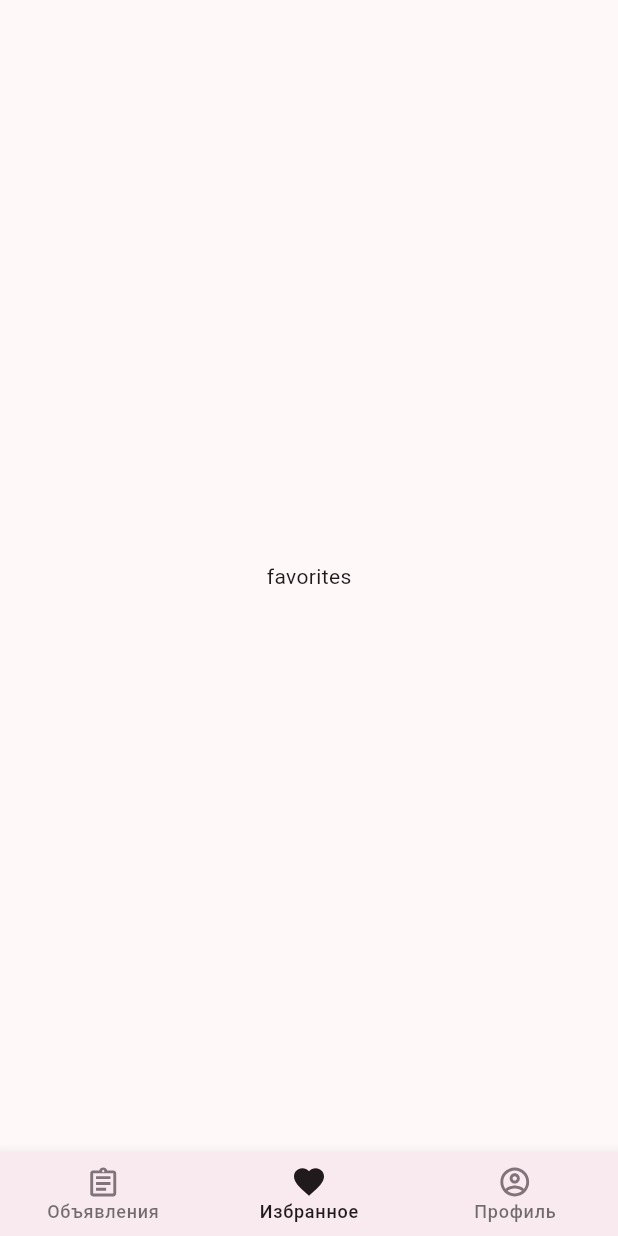
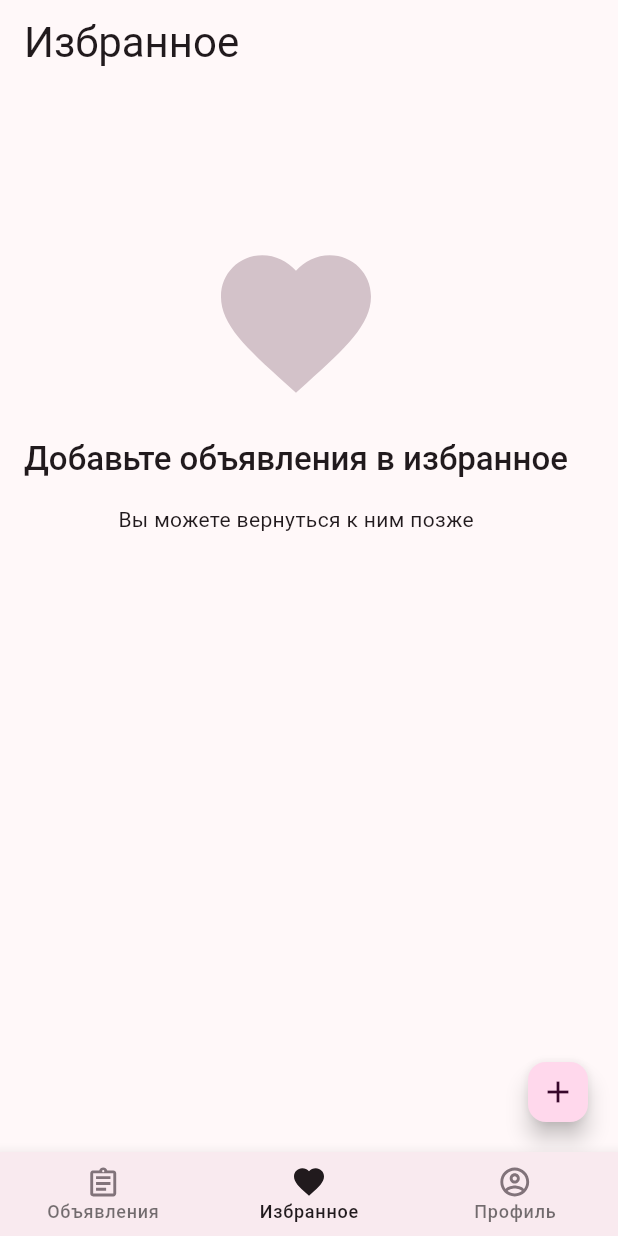
Before and after one commit to St1chaKooky/buy_and_dot, a Flutter app: the FavoritesScreen screen opened by its route, on a phone screen of 412 x 824 dp. Run offline on Flutter 3.47's test engine with Material 3 defaults, Android fonts, the phone set to English and light mode, and no system bars; our stand-ins replace bloc, flutter_bloc, flutter_svg, get_it, go_router, like_button and 1 more; generated files the repository leaves out were written again; Roboto replaces fonts that are missing (Roboto-Medium, Roboto-Regular).

Commit message:
add adv favorite, edit last errors

```diff
--- a/lib/core/domain/intl/l10n/intl_en.arb
+++ b/lib/core/domain/intl/l10n/intl_en.arb
@@ -38,7 +38,9 @@
     "from" : "From",
     "before" : "Before",
     "notHaveAnyAds":"You don't have any ads yet",
-    "notHaveAnyAdsText": "Don't miss the opportunity! Create and publish your ad right now to offer products or services to a wide audience"
+    "notHaveAnyAdsText": "Don't miss the opportunity! Create and publish your ad right now to offer products or services to a wide audience",
+    "addAdsToFav": "Add ads to favorites",
+    "YouCanComeBack":"You can come back to them later"
 
 
 
--- a/lib/core/domain/intl/l10n/intl_ru.arb
+++ b/lib/core/domain/intl/l10n/intl_ru.arb
@@ -38,7 +38,9 @@
     "from" : "От",
     "before" : "До",
     "notHaveAnyAds":"У вас пока нет объявлений",
-    "notHaveAnyAdsText": "Не упустите возможность! Создайте и опубликуйте своё объявление прямо сейчас, чтобы предложить товары или услуги широкой аудитории"
+    "notHaveAnyAdsText": "Не упустите возможность! Создайте и опубликуйте своё объявление прямо сейчас, чтобы предложить товары или услуги широкой аудитории",
+    "addAdsToFav": "Добавьте объявления в избранное",
+    "YouCanComeBack":"Вы можете вернуться к ним позже"
 
 
 }
--- a/lib/core/domain/router/router.dart
+++ b/lib/core/domain/router/router.dart
@@ -1,10 +1,10 @@
 import 'package:buy_and_dot/core/domain/container/app_container.dart';
 import 'package:buy_and_dot/feature/account/presentation/account_screen.dart';
-import 'package:buy_and_dot/feature/advertisement/presentation/page/advertisement_list_view_model.dart';
 import 'package:buy_and_dot/feature/advertisement/presentation/page/advertisement_screen.dart';
-import 'package:buy_and_dot/feature/advertisement_details/presentation/page/advertisement_details_screen.dart';
+import 'package:buy_and_dot/feature/advertisement/presentation/page/all_advertisement/advertisement_list_view_model.dart';
 import 'package:buy_and_dot/feature/auth/presentation/auth_screen.dart';
 import 'package:buy_and_dot/feature/auth/presentation/auth_view_model.dart';
+import 'package:buy_and_dot/feature/favorites/presentation/favorite_view_model.dart';
 import 'package:buy_and_dot/feature/favorites/presentation/favorites_screen.dart';
 import 'package:buy_and_dot/feature/forgot_password/presentation/enter_code/enter_code_screen.dart';
 import 'package:buy_and_dot/feature/forgot_password/presentation/enter_code/enter_code_view_model.dart';
@@ -43,7 +43,7 @@ abstract class RouteList {
 
   static const _advertisementDetailsPath = 'advertisement-details';
   static const advertisementDetails =
-      '$favorite/$_advertisementDetailsPath/:advertisementListItem/:isMineAdvertisement';
+      '$favorite/$_advertisementDetailsPath/:id';
 }
 
 // GoRouter configuration
@@ -74,22 +74,23 @@ final router = GoRouter(
           routes: <RouteBase>[
             GoRoute(
                 path: RouteList.favorite,
-                builder: (context, state) => const FavoritesScreen(),
+                builder: (context, state) => FavoritesScreen(
+                      viewModel: FavoriteListViewModel(
+                        advertisementRepository: AppContainer()
+                            .repositoryScope
+                            .advertisementRepository,
+                      ),
+                    ),
                 routes: [
                   // GoRoute(
-                  //   path: RouteList.advertisementDetails,
-                  //   builder: (context, state){
-                  //     final advertisementListItem = state.pathParameters['advertisementListItem'];
-                  //     final isMineAdvertisement = state.pathParameters["isMineAdvertisement"];
+                  //     path: RouteList.advertisementDetails,
+                  //     builder: (context, state) {
+                  //       final id = state.pathParameters['id'];
 
-                  //     return AdvertisementDetailsScreen(
-                  //     advertisementListItem:
-                  //         advertisementListItem,
-                  //     isMineAdvertisement:
-                  //         isMineAdvertisement,
-                  //   ),
-                  //   }
-                  // ),
+                  //       return AdvertisementDetailsScreen(
+                  //         id: id!,
+                  //       );
+                  //     }),
                 ]),
           ],
         ),
--- a/lib/core/presentation/widget/app_bar/main_app_bar.dart
+++ b/lib/core/presentation/widget/app_bar/main_app_bar.dart
@@ -1,7 +1,7 @@
 import 'package:buy_and_dot/core/domain/intl/generated/l10n.dart';
 import 'package:buy_and_dot/core/presentation/widget/field/app_bar_text_field.dart';
 import 'package:buy_and_dot/core/presentation/widget/icon_button/standard_icon_button.dart';
-import 'package:buy_and_dot/feature/filter/presentation/page/main_bottom_sheet.dart';
+import 'package:buy_and_dot/feature/main_filter/presentation/page/main_bottom_sheet.dart';
 import 'package:buy_and_dot/theme/collections/color_collection.dart/color_manager.dart';
 import 'package:buy_and_dot/theme/collections/svg_collection/svg_collection.dart';
 import 'package:flutter/material.dart';
@@ -18,8 +18,7 @@ class MainAppBar extends AppBar {
     this.isMainScreen = true,
     required BuildContext context,
   }) : super(
-            // toolbarHeight: 70,
-            bottom: TabBar(
+            bottom: isMainScreen ? TabBar(
               dividerColor: ColorCollection.surfaceContainer,
               unselectedLabelColor: ColorCollection.onSurfaceVar,
               labelColor: ColorCollection.primary,
@@ -33,13 +32,13 @@ class MainAppBar extends AppBar {
                   text: S.of(context).my,
                 ),
               ],
-            ),
+            ) : null,
             title: MyTextField(
               onPressed: onPressedIcon,
               isMainScreen: isMainScreen,
               textEditingController: textEditingController,
             ),
-            automaticallyImplyLeading: true,
+            automaticallyImplyLeading: false,
             actions: [
               MyStandardIconButton(
                 backgroundColor: ColorCollection.surfaceContainerHight,
--- a/lib/feature/advertisement/data/repository/advertisement_mocked_repository.dart
+++ b/lib/feature/advertisement/data/repository/advertisement_mocked_repository.dart
@@ -4,7 +4,7 @@ import 'package:buy_and_dot/feature/advertisement/domain/entity/advertisement_cr
 import 'package:buy_and_dot/feature/advertisement/domain/entity/advertisement_list_filter.dart';
 import 'package:buy_and_dot/feature/advertisement/domain/entity/advertisement_list_item.dart';
 import 'package:buy_and_dot/feature/advertisement/domain/repository/advertisement_repository.dart';
-import 'package:buy_and_dot/feature/filter/domain/entity/locality.dart';
+import 'package:buy_and_dot/feature/main_filter/domain/entity/locality.dart';
 
 class AdvertisementMockedRepository implements AdvertisementRepository {
   final _mockedAdvList = List<AdvertisementListItem>.generate(
--- a/lib/feature/advertisement/domain/entity/advertisement_creation_item.dart
+++ b/lib/feature/advertisement/domain/entity/advertisement_creation_item.dart
@@ -1,4 +1,4 @@
-import 'package:buy_and_dot/feature/filter/domain/entity/locality.dart';
+import 'package:buy_and_dot/feature/main_filter/domain/entity/locality.dart';
 
 class AdvertisementCreationEntity {
   final String title;
--- a/lib/feature/advertisement/domain/entity/advertisement_list_filter.dart
+++ b/lib/feature/advertisement/domain/entity/advertisement_list_filter.dart
@@ -1,4 +1,4 @@
-import 'package:buy_and_dot/feature/filter/domain/entity/locality.dart';
+import 'package:buy_and_dot/feature/main_filter/domain/entity/locality.dart';
 
 class AdvertisementListFilter {
   final List<Locality> availableLocalityList;
--- a/lib/feature/advertisement/domain/entity/advertisement_list_item.dart
+++ b/lib/feature/advertisement/domain/entity/advertisement_list_item.dart
@@ -1,4 +1,4 @@
-import 'package:buy_and_dot/feature/filter/domain/entity/locality.dart';
+import 'package:buy_and_dot/feature/main_filter/domain/entity/locality.dart';
 
 class AdvertisementListItem {
   final String id;
--- a/lib/feature/advertisement/presentation/page/advertisement_screen.dart
+++ b/lib/feature/advertisement/presentation/page/advertisement_screen.dart
@@ -1,7 +1,7 @@
 import 'package:buy_and_dot/core/presentation/widget/app_bar/main_app_bar.dart';
-import 'package:buy_and_dot/feature/advertisement/presentation/page/advertisement_list_page.dart';
-import 'package:buy_and_dot/feature/advertisement/presentation/page/advertisement_list_view_model.dart';
-import 'package:buy_and_dot/feature/advertisement/presentation/page/my_advertisement_list_page.dart';
+import 'package:buy_and_dot/feature/advertisement/presentation/page/all_advertisement/advertisement_list_page.dart';
+import 'package:buy_and_dot/feature/advertisement/presentation/page/all_advertisement/advertisement_list_view_model.dart';
+import 'package:buy_and_dot/feature/advertisement/presentation/page/my_advertisement/my_advertisement_list_page.dart';
 import 'package:buy_and_dot/feature/advertisement/presentation/widget/navigation_drawer_widget.dart';
 
 import 'package:flutter/material.dart';
--- a/lib/feature/advertisement/presentation/page/advertisement_list_page.dart
+++ b/lib/feature/advertisement/presentation/page/all_advertisement/advertisement_list_page.dart
@@ -1,4 +1,4 @@
-import 'package:buy_and_dot/feature/advertisement/presentation/page/advertisement_list_view_model.dart';
+import 'package:buy_and_dot/feature/advertisement/presentation/page/all_advertisement/advertisement_list_view_model.dart';
 import 'package:buy_and_dot/feature/advertisement/presentation/widget/advertisement_list_item_widget.dart';
 import 'package:flutter/material.dart';
 
@@ -29,7 +29,6 @@ class _AdvertisementListPageState extends State<AdvertisementListPage> {
         padding: const EdgeInsets.symmetric(horizontal: 15).copyWith(top: 16),
         itemBuilder: (context, index) => AdvertisementListItemWidget(
           advertisementListItem: _viewModelMain.advertisementList.value[index],
-          isMineAdvertisement: false,
         ),
         separatorBuilder: (context, index) => const SizedBox(height: 8),
         itemCount: _viewModelMain.advertisementList.value.length,
--- a/lib/feature/advertisement/presentation/page/my_advertisement_list_page.dart
+++ b/lib/feature/advertisement/presentation/page/my_advertisement/my_advertisement_list_page.dart
@@ -1,5 +1,5 @@
 import 'package:buy_and_dot/core/domain/intl/generated/l10n.dart';
-import 'package:buy_and_dot/feature/advertisement/presentation/page/advertisement_list_view_model.dart';
+import 'package:buy_and_dot/feature/advertisement/presentation/page/all_advertisement/advertisement_list_view_model.dart';
 import 'package:buy_and_dot/theme/collections/svg_collection/svg_collection.dart';
 import 'package:flutter/material.dart';
 import 'package:flutter_svg/svg.dart';
--- /dev/null
+++ b/lib/feature/favorites/presentation/favorite_view_model.dart
@@ -0,0 +1,39 @@
+import 'package:buy_and_dot/core/domain/use_case_result/use_case_result.dart';
+import 'package:buy_and_dot/feature/advertisement/domain/entity/advertisement_list_filter.dart';
+import 'package:buy_and_dot/feature/advertisement/domain/entity/advertisement_list_item.dart';
+import 'package:buy_and_dot/feature/advertisement/domain/repository/advertisement_repository.dart';
+import 'package:buy_and_dot/feature/advertisement/presentation/page/all_advertisement/advertisement_list_view_model.dart';
+import 'package:flutter/material.dart';
+
+class FavoriteListViewModel implements AdvertisementListViewModel {
+  // так как задание была только верстка, потом создадим уже репу
+  //просто показал что должен прийти другой список
+  final AdvertisementRepository _advertisementRepository;
+
+  final advertisementList = ValueNotifier(<AdvertisementListItem>[]);
+
+  FavoriteListViewModel({
+    required AdvertisementRepository advertisementRepository,
+  }) : _advertisementRepository = advertisementRepository;
+
+  @override
+  Future<void> getAdvPage(final int page) async {
+    final result = await _advertisementRepository.getList(
+      AdvertisementListFilter(
+        availableLocalityList: [],
+        page: page,
+        limit: 10,
+      ),
+    );
+
+    switch (result) {
+      case GoodUseCaseResult<List<AdvertisementListItem>>(:final data):
+        advertisementList.value = [...advertisementList.value, ...data];
+        //  advertisementList.value.addAll(data);
+        break;
+      case BadUseCaseResult<List<AdvertisementListItem>>():
+        advertisementList.value.clear();
+        break;
+    }
+  }
+}
--- a/lib/feature/favorites/presentation/favorites_screen.dart
+++ b/lib/feature/favorites/presentation/favorites_screen.dart
@@ -1,14 +1,79 @@
+import 'package:buy_and_dot/core/domain/intl/generated/l10n.dart';
+import 'package:buy_and_dot/core/presentation/widget/app_bar/main_app_bar.dart';
+import 'package:buy_and_dot/feature/advertisement/presentation/page/all_advertisement/advertisement_list_page.dart';
+import 'package:buy_and_dot/feature/favorites/presentation/favorite_view_model.dart';
+import 'package:buy_and_dot/theme/collections/svg_collection/svg_collection.dart';
 import 'package:flutter/material.dart';
+import 'package:flutter_svg/svg.dart';
 
-class FavoritesScreen extends StatelessWidget {
-  const FavoritesScreen({super.key});
+class FavoritesScreen extends StatefulWidget {
+  final FavoriteListViewModel _viewModel;
+  const FavoritesScreen({super.key, required FavoriteListViewModel viewModel})
+      : _viewModel = viewModel;
+
+  @override
+  State<FavoritesScreen> createState() => _FavoritesScreenState();
+}
+
+class _FavoritesScreenState extends State<FavoritesScreen> {
+  TextEditingController textFieldEditingController = TextEditingController();
+  FavoriteListViewModel get _viewModel => widget._viewModel;
 
   @override
   Widget build(BuildContext context) {
-    return const Scaffold(
-      body: Center(
-        child: Text('favorites'),
-      ),
-    );
+    return _viewModel.advertisementList.value.isNotEmpty
+        ? _isNotEmptyPostsBuilder
+        : _emptyPostsBuilder;
   }
+
+  Widget get _emptyPostsBuilder => Scaffold(
+        appBar: AppBar(
+          title: Text(
+            S.of(context).favorite,
+            style: Theme.of(context).textTheme.headlineMedium,
+          ),
+        ),
+        floatingActionButton: FloatingActionButton.small(
+          child: const Icon(Icons.add),
+          onPressed: () {},
+        ),
+        body: Padding(
+          padding: const EdgeInsets.symmetric(vertical: 100, horizontal: 16),
+          child: Column(
+            crossAxisAlignment: CrossAxisAlignment.center,
+            children: [
+              SvgPicture.asset(
+                  width: 120,
+                  height: 120,
+                  SvgCollection.bigLike,
+                  fit: BoxFit.scaleDown),
+              const SizedBox(height: 16),
+              Text(
+                textAlign: TextAlign.center,
+                S.of(context).addAdsToFav,
+                style: Theme.of(context).textTheme.titleLarge,
+              ),
+              const SizedBox(height: 16),
+              Text(
+                S.of(context).YouCanComeBack,
+                style: Theme.of(context).textTheme.bodyMedium,
+              ),
+            ],
+          ),
+        ),
+      );
+  Widget get _isNotEmptyPostsBuilder => Scaffold(
+        floatingActionButton: FloatingActionButton.small(
+          child: const Icon(Icons.add),
+          onPressed: () {},
+        ),
+        appBar: MainAppBar(
+          isMainScreen: false,
+          textEditingController: textFieldEditingController,
+          context: context,
+        ),
+        body: AdvertisementListPage(
+          viewModel: _viewModel,
+        ),
+      );
 }
--- a/lib/theme/collections/svg_collection/svg_collection.dart
+++ b/lib/theme/collections/svg_collection/svg_collection.dart
@@ -22,4 +22,6 @@ abstract class SvgCollection {
   static const signal = 'assets/svg/signal.svg';
   static const goOut = 'assets/svg/goOut.svg';
   static const edit = 'assets/svg/edit.svg';
+  static const bigLike = 'assets/svg/bigLike.svg';
+
 }
--- a/pubspec.yaml
+++ b/pubspec.yaml
@@ -98,6 +98,8 @@ flutter:
     - assets/svg/signal.svg
     - assets/svg/goOut.svg
     - assets/svg/edit.svg
+    - assets/svg/bigLike.svg
+
 
 
 
```
Also changed, not shown: lib/feature/advertisement/presentation/widget/advertisement_list_item_widget.dart (+6 -5 lines), lib/feature/advertisement_details/presentation/page/advertisement_details_screen.dart (+10 -8 lines), assets/svg/bigLike.svg (added), lib/core/domain/intl/generated/intl/messages_en.dart, lib/core/domain/intl/generated/intl/messages_ru.dart, lib/core/domain/intl/generated/l10n.dart, lib/feature/add_advertisement/presentation/add_advertisement_scree.dart (added), lib/feature/advertisement/presentation/page/all_advertisement/advertisement_list_view_model.dart (renamed from lib/feature/advertisement/presentation/page/advertisement_list_view_model.dart).
